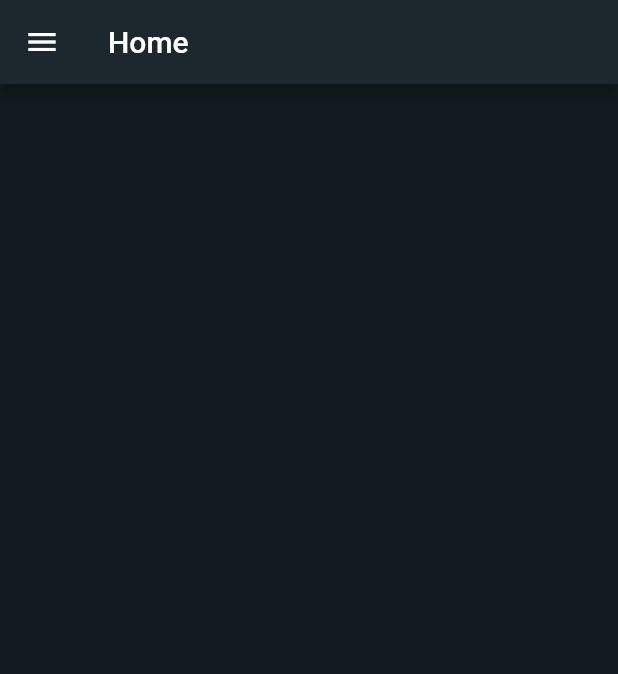
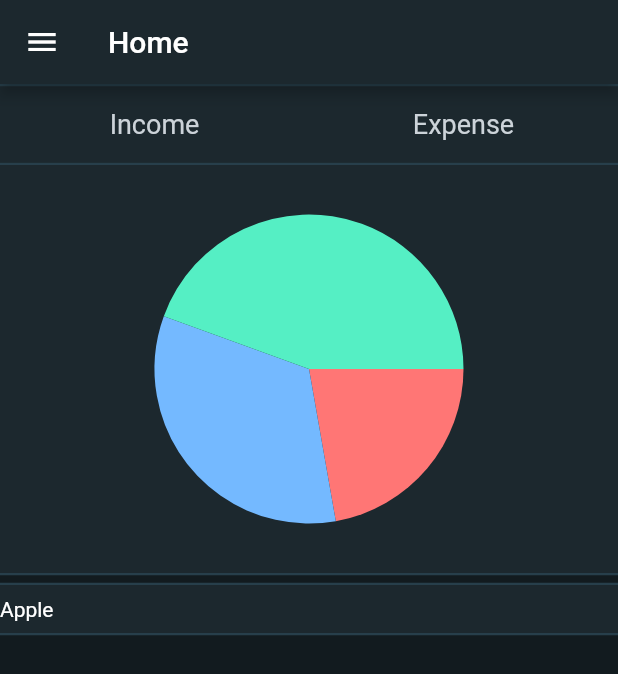
Before and after one commit to spadrejuan/budget-bayani, a Flutter app: the screen it shows after launch, on a phone screen of 412 x 824 dp. Shown: the top 674 px of the screen. Run offline on Flutter 3.47's test engine with Material 2 defaults, Android fonts, the phone set to English and light mode, and no system bars; drawn by our look-alikes of pie_chart; our stand-ins replace sqflite; accounts and stored records are empty.

Commit message:
Basic HomeScreen

```diff
--- a/budget_bayani/lib/screens/landing_page.dart
+++ b/budget_bayani/lib/screens/landing_page.dart
@@ -12,7 +12,7 @@ class LandingPage extends StatefulWidget {
   @override
   State<LandingPage> createState() => _LandingPageState();
 }
-
+//Di ko alam ginagawa ko
 class _LandingPageState extends State<LandingPage> {
   late DashboardViews selectedDashboardView;
   @override
@@ -24,21 +24,124 @@ class _LandingPageState extends State<LandingPage> {
         title: Text('Home'),
         backgroundColor: AppColors.PanelBGColor,
       ),
+      body: SingleChildScrollView(
+        child: Column(
+          crossAxisAlignment: CrossAxisAlignment.stretch,
+          children: [
+            IncomeExpenseSelector,
+            PieChartContainer(context),
+            CategoryContainer
+
+          ]
+        ),
+      )
     );
   }
 }
 
+//TODO Clean Up
+//TODO Income/Expense Highlight when focused
+Widget IncomeExpenseSelector = Container (
+    padding: EdgeInsets.only(top:15, bottom: 15),
+    decoration: BoxDecoration(
+        color: AppColors.PanelBGColor,
+        border: Border(
+          top: BorderSide(color: AppColors.StrokeColor, width:1.5),
+          //bottom: BorderSide(color: AppColors.StrokeColor, width:1),
+        )
+    ),
+  child: Row(
+    mainAxisAlignment: MainAxisAlignment.spaceEvenly,
+    children: [
+      Expanded(
+        flex:1,
+        child: Center(
+          child: InkWell(
+            onTap: (){
+              //TODO doSomething
+            },
+            child: const Text(
+              'Income',
+              style: TextStyle(
+                fontSize: 18,
+                fontWeight: FontWeight.normal,
+                color: AppColors.TextColor,
+              )
+            )
+          )
+        )
+      ),
+      Expanded(
+        flex: 1,
+        child: InkWell(
+          onTap: () {
+            //TODO doSomething
+          },
+          child: const Center(
+              child: Text(
+              'Expense',
+              style: TextStyle(
+                fontSize: 18,
+                fontWeight: FontWeight.normal,
+                color: AppColors.TextColor,
+              )
+            )
+          )
+        )
+      ),
+    ]
+  )
+);
+
+//TODO Retrieve actual Data
 Widget PieChartContainer(context) => Container(
-  child:
-  PieChart(
+  padding: EdgeInsets.only(top:25, bottom: 25),
+  margin: EdgeInsets.only(bottom: 5),
+  decoration: BoxDecoration(
+      color: AppColors.PanelBGColor,
+      border: Border(
+        top: BorderSide(color: AppColors.StrokeColor, width:1.5),
+        bottom: BorderSide(color: AppColors.StrokeColor, width:1.5),
+      )
+  ),
+  child: PieChart(
     dataMap: {
       'Apples': 10,
       'Bananas': 15,
       'Oranges': 20,
     },
-    chartType: ChartType.ring,
-    animationDuration: Duration(seconds: 2),
-    chartRadius: MediaQuery.of(context).size.width / 3,
+    chartType: ChartType.disc,
+    animationDuration: Duration(seconds: 1),
+    chartRadius: MediaQuery.of(context).size.width / 2,
+    legendOptions: LegendOptions(
+      showLegends: false,
+    ),
+    chartValuesOptions: ChartValuesOptions(
+      showChartValues: false
+    ),
   ),
+);
 
+//TODO Category Compiler
+Widget CategoryContainer = Container (
+  padding: EdgeInsets.only(top:8, bottom: 8),
+  decoration: BoxDecoration(
+      color: AppColors.PanelBGColor,
+      border: Border(
+        top: BorderSide(color: AppColors.StrokeColor, width:1.5),
+        bottom: BorderSide(color: AppColors.StrokeColor, width:1.5),
+      )
+  ),
+  child: Column(
+    children: [
+      Row(
+        children: [
+          Text('Apple')
+        ],
+      )
+    ],
+  )
 );
+
+//TODO Category Builder
+Widget CategoryBuilder = Container();
```
